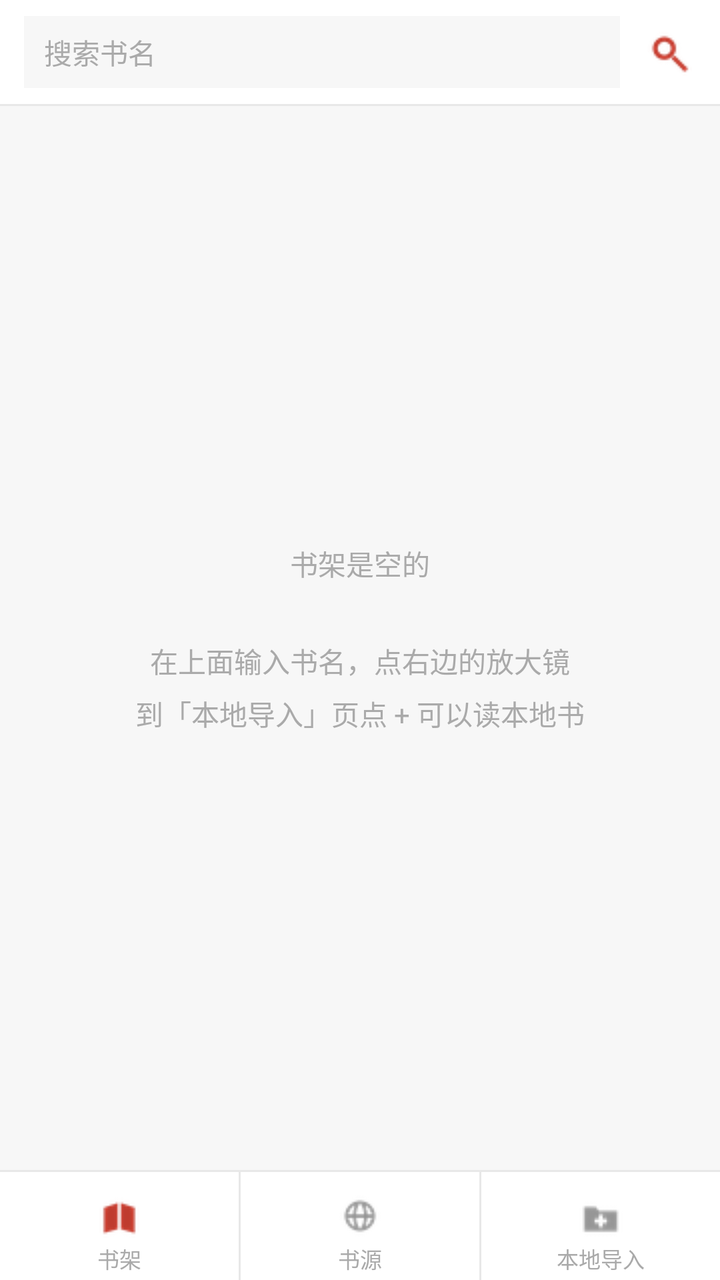
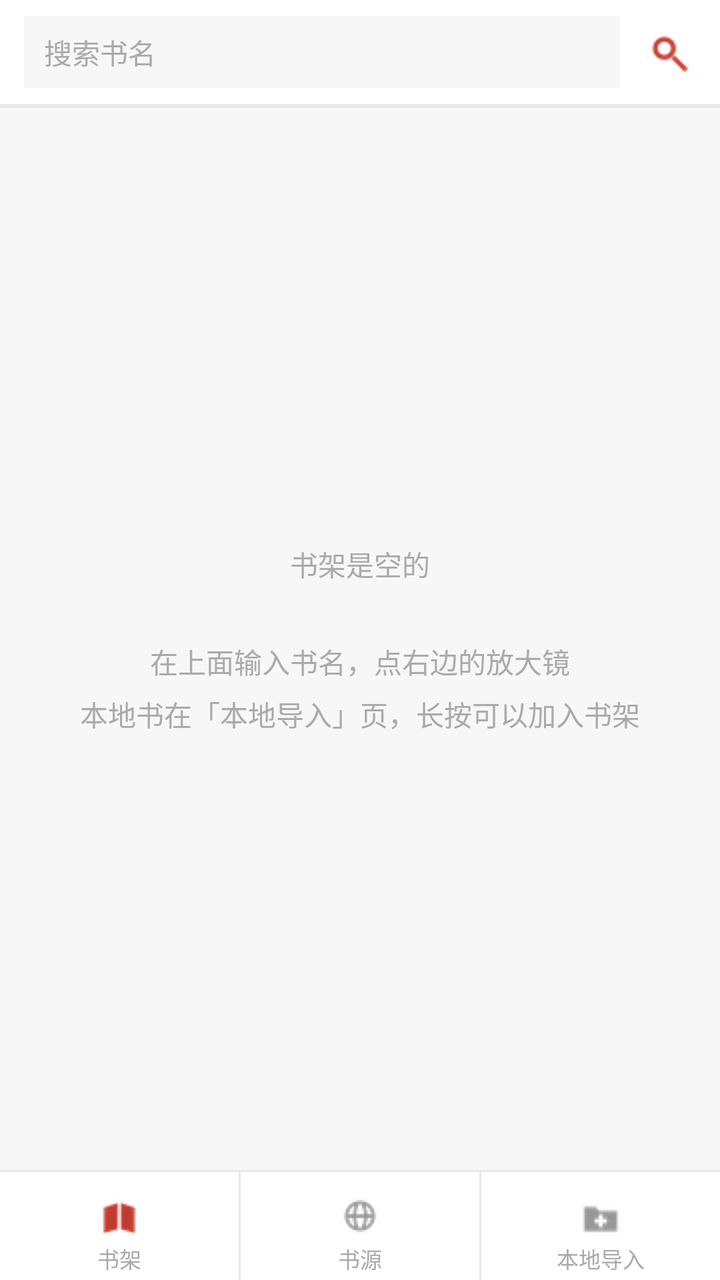

An Android layout rendered at two revisions. The XML below is the earlier revision; the diff shows what the commit changed to produce the second picture.
<!-- AndroidManifest.xml: fallback theme Theme.MaterialComponents.DayNight.NoActionBar -->
<!-- res/layout/act_shelf.xml -->
<?xml version="1.0" encoding="utf-8"?>
<LinearLayout xmlns:android="http://schemas.android.com/apk/res/android"
    android:layout_width="fill_parent"
    android:layout_height="fill_parent"
    android:orientation="vertical"
    android:background="@color/bg">

    
    <LinearLayout
        android:layout_width="fill_parent"
        android:layout_height="wrap_content"
        android:orientation="horizontal"
        android:gravity="center_vertical"
        android:background="@color/surface"
        android:paddingLeft="12dip"
        android:paddingRight="8dip"
        android:paddingTop="8dip"
        android:paddingBottom="8dip">

        <EditText
            android:id="@+id/shelf_search_input"
            android:layout_width="0dip"
            android:layout_height="36dip"
            android:layout_weight="1"
            android:singleLine="true"
            android:textSize="14sp"
            android:textColor="@color/text_primary"
            android:textColorHint="@color/text_hint"
            android:background="@color/bg"
            android:paddingLeft="10dip"
            android:paddingRight="10dip"
            android:hint="搜索书名" />

        
        <ImageView
            android:id="@+id/shelf_search_go"
            android:layout_width="36dip"
            android:layout_height="36dip"
            android:layout_marginLeft="6dip"
            android:padding="6dip"
            android:src="@drawable/ic_search"
            android:scaleType="fitCenter"
            android:clickable="true"
            android:focusable="true" />
    </LinearLayout>

    <View
        android:layout_width="fill_parent"
        android:layout_height="1dip"
        android:background="@color/divider" />

    <FrameLayout
        android:layout_width="fill_parent"
        android:layout_height="0dip"
        android:layout_weight="1">

        <ListView
            android:id="@+id/shelf_list"
            android:layout_width="fill_parent"
            android:layout_height="fill_parent"
            android:divider="@color/divider"
            android:dividerHeight="1dip"
            android:cacheColorHint="#00000000"
            android:scrollbarStyle="outsideOverlay" />

        <TextView
            android:id="@+id/shelf_empty"
            android:layout_width="fill_parent"
            android:layout_height="fill_parent"
            android:gravity="center"
            android:textSize="14sp"
            android:textColor="@color/text_hint"
            android:lineSpacingExtra="6dip"
            android:text="书架是空的\n\n在上面输入书名，点右边的放大镜\n到「本地导入」页点 + 可以读本地书" />
    </FrameLayout>

    <View
        android:layout_width="fill_parent"
        android:layout_height="1dip"
        android:background="@color/divider" />

    
    <LinearLayout
        android:layout_width="fill_parent"
        android:layout_height="54dip"
        android:orientation="horizontal"
        android:background="@color/bar_bg">

        <LinearLayout
            android:id="@+id/tab_shelf"
            style="@style/TabItem">

            <View
                android:id="@+id/tab_shelf_mark"
                style="@style/TabMark" />

            <ImageView
                android:id="@+id/tab_shelf_icon"
                android:layout_width="22dip"
                android:layout_height="22dip"
                android:src="@drawable/tab_shelf_on" />

            <TextView
                android:id="@+id/tab_shelf_label"
                style="@style/TabLabel"
                android:text="书架" />
        </LinearLayout>

        <View style="@style/TabGap" />

        <LinearLayout
            android:id="@+id/tab_source"
            style="@style/TabItem">

            <View
                android:id="@+id/tab_source_mark"
                style="@style/TabMark" />

            <ImageView
                android:id="@+id/tab_source_icon"
                android:layout_width="22dip"
                android:layout_height="22dip"
                android:src="@drawable/tab_source_off" />

            <TextView
                android:id="@+id/tab_source_label"
                style="@style/TabLabel"
                android:text="书源" />
        </LinearLayout>

        <View style="@style/TabGap" />

        <LinearLayout
            android:id="@+id/tab_local"
            style="@style/TabItem">

            <View
                android:id="@+id/tab_local_mark"
                style="@style/TabMark" />

            <ImageView
                android:id="@+id/tab_local_icon"
                android:layout_width="22dip"
                android:layout_height="22dip"
                android:src="@drawable/tab_local_off" />

            <TextView
                android:id="@+id/tab_local_label"
                style="@style/TabLabel"
                android:text="本地导入" />
        </LinearLayout>
    </LinearLayout>

</LinearLayout>
<!-- resources referenced by this layout -->
<resources>
  <color name="bar_bg">#FFFFFFFF</color>
  <color name="bg">#FFF7F7F7</color>
  <color name="divider">#FFE8E8E8</color>
  <color name="surface">#FFFFFFFF</color>
  <color name="text_hint">#FFAAAAAA</color>
  <color name="text_primary">#FF222222</color>
  <!-- drawable ic_search: png bitmap (drawable, 902 bytes) -->
  <!-- drawable tab_local_off: png bitmap (drawable, 650 bytes) -->
  <!-- drawable tab_shelf_on: png bitmap (drawable, 578 bytes) -->
  <!-- drawable tab_source_off: png bitmap (drawable, 829 bytes) -->
  <style name="TabGap">
          <item name="android:layout_width">1dip</item>
          <item name="android:layout_height">fill_parent</item>
          <item name="android:background">@color/divider</item>
      </style>
  <style name="TabItem">
          <item name="android:layout_width">0dip</item>
          <item name="android:layout_height">fill_parent</item>
          <item name="android:layout_weight">1</item>
          <item name="android:orientation">vertical</item>
          <item name="android:gravity">center_horizontal</item>
          <item name="android:paddingTop">5dip</item>
          <item name="android:paddingBottom">4dip</item>
          <item name="android:background">@color/bar_bg</item>
          <item name="android:clickable">true</item>
          <item name="android:focusable">true</item>
      </style>
  <style name="TabLabel">
          <item name="android:layout_width">wrap_content</item>
          <item name="android:layout_height">wrap_content</item>
          <item name="android:layout_marginTop">2dip</item>
          <item name="android:textSize">11sp</item>
          <item name="android:textColor">@color/text_hint</item>
          <item name="android:singleLine">true</item>
      </style>
  <style name="TabMark">
          <item name="android:layout_width">fill_parent</item>
          <item name="android:layout_height">2dip</item>
          <item name="android:layout_marginBottom">4dip</item>
          <item name="android:background">@color/bar_bg</item>
      </style>
</resources>

<!-- the commit's change to res/layout/act_shelf.xml (unified diff, before → after) -->
@@ -49,6 +49,73 @@
         android:layout_height="1dip"
         android:background="@color/divider" />
 
+    
+    <LinearLayout
+        android:id="@+id/shelf_batch_bar"
+        android:layout_width="fill_parent"
+        android:layout_height="wrap_content"
+        android:orientation="horizontal"
+        android:visibility="gone"
+        android:background="@color/accent_light"
+        android:gravity="center_vertical"
+        android:paddingLeft="14dip"
+        android:paddingRight="8dip"
+        android:paddingTop="7dip"
+        android:paddingBottom="7dip">
+
+        <TextView
+            android:id="@+id/shelf_sel_info"
+            android:layout_width="0dip"
+            android:layout_height="wrap_content"
+            android:layout_weight="1"
+            android:textSize="13sp"
+            android:textColor="@color/text_secondary"
+            android:text="已选 0 本" />
+
+        <TextView
+            android:id="@+id/btn_shelf_done"
+            android:layout_width="wrap_content"
+            android:layout_height="wrap_content"
+            android:paddingLeft="10dip"
+            android:paddingRight="10dip"
+            android:paddingTop="4dip"
+            android:paddingBottom="4dip"
+            android:textSize="13sp"
+            android:textColor="@color/text_secondary"
+            android:text="完成" />
+
+        <TextView
+            android:id="@+id/btn_shelf_select_all"
+            android:layout_width="wrap_content"
+            android:layout_height="wrap_content"
+            android:layout_marginLeft="4dip"
+            android:paddingLeft="10dip"
+            android:paddingRight="10dip"
+            android:paddingTop="4dip"
+            android:paddingBottom="4dip"
+            android:textSize="13sp"
+            android:textColor="@color/accent"
+            android:text="全选" />
+
+        <TextView
+            android:id="@+id/btn_shelf_delete"
+            android:layout_width="wrap_content"
+            android:layout_height="wrap_content"
+            android:layout_marginLeft="4dip"
+            android:paddingLeft="10dip"
+            android:paddingRight="10dip"
+            android:paddingTop="4dip"
+            android:paddingBottom="4dip"
+            android:textSize="13sp"
+            android:textColor="#FFC62828"
+            android:text="删除" />
+    </LinearLayout>
+
+    <View
+        android:layout_width="fill_parent"
+        android:layout_height="1dip"
+        android:background="@color/divider" />
+
     <FrameLayout
         android:layout_width="fill_parent"
         android:layout_height="0dip"
@@ -71,7 +138,7 @@
             android:textSize="14sp"
             android:textColor="@color/text_hint"
             android:lineSpacingExtra="6dip"
-            android:text="书架是空的\n\n在上面输入书名，点右边的放大镜\n到「本地导入」页点 + 可以读本地书" />
+            android:text="书架是空的\n\n在上面输入书名，点右边的放大镜\n本地书在「本地导入」页，长按可以加入书架" />
     </FrameLayout>
 
     <View
<!-- resource entries referenced after the edit -->
@@ -1,11 +1,14 @@
 <!-- resources referenced by this layout -->
 <resources>
+  <color name="accent">#FFBF3B2E</color>
+  <color name="accent_light">#FFFFECEA</color>
   <color name="bar_bg">#FFFFFFFF</color>
   <color name="bg">#FFF7F7F7</color>
   <color name="divider">#FFE8E8E8</color>
   <color name="surface">#FFFFFFFF</color>
   <color name="text_hint">#FFAAAAAA</color>
   <color name="text_primary">#FF222222</color>
+  <color name="text_secondary">#FF888888</color>
   <!-- drawable ic_search: png bitmap (drawable, 902 bytes) -->
   <!-- drawable tab_local_off: png bitmap (drawable, 650 bytes) -->
   <!-- drawable tab_shelf_on: png bitmap (drawable, 578 bytes) -->
